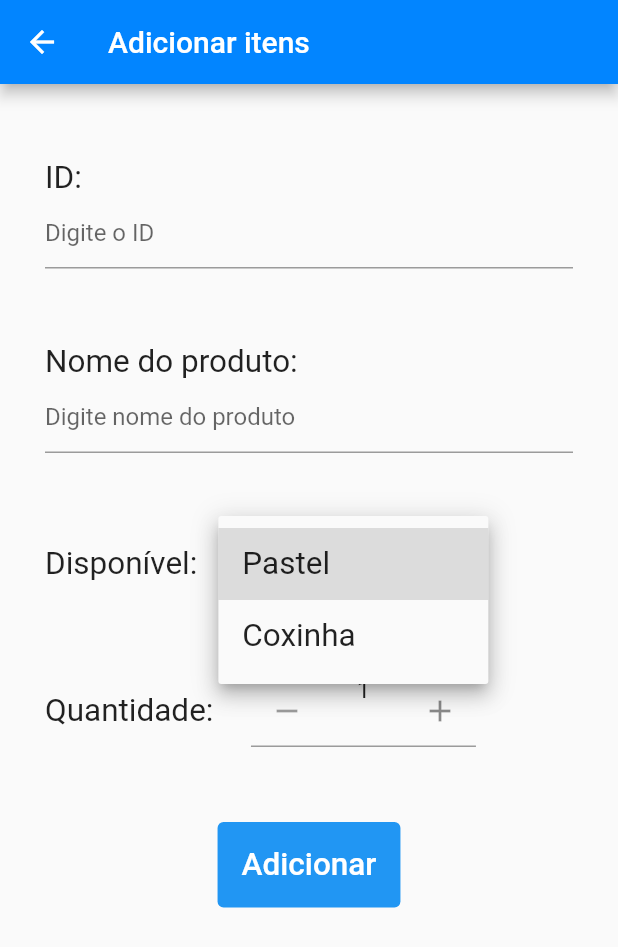
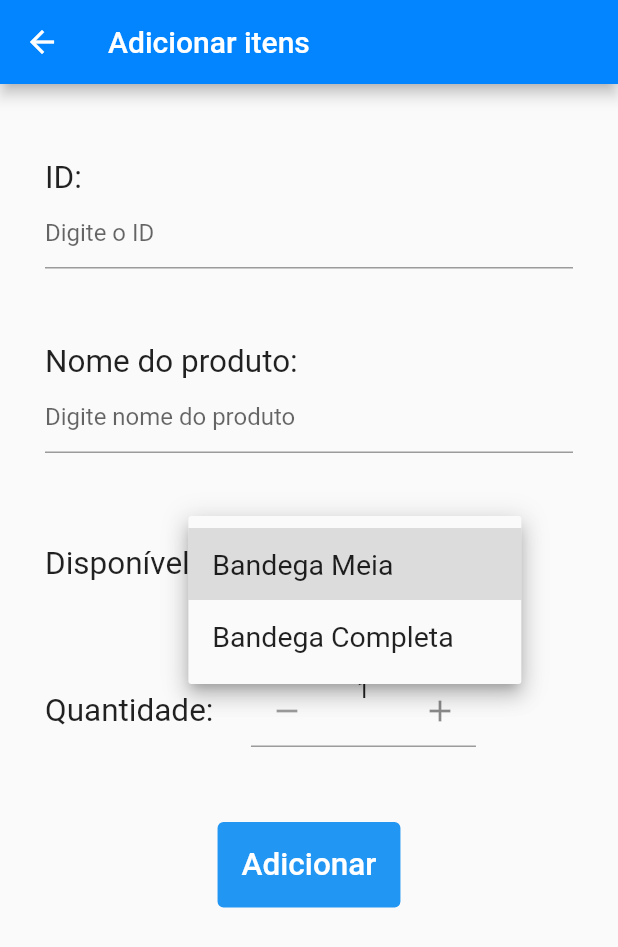
Before and after one commit to JOA0Vitor/App_pastel, a Flutter app: the adicionarItem screen opened directly, after a tap on the "arrow drop down" icon, on a phone screen of 412 x 824 dp. Shown: the top 947 px of the screen. Run offline on Flutter 3.47's test engine with Material 2 defaults, Android fonts, the phone set to English and light mode, and no system bars; drawn by our look-alikes of flutter_spinbox; our stand-ins replace google_fonts, searchfield; network calls fail.

Commit message:
add item basic

```diff
--- a/lib/pages/adicionarItem.dart
+++ b/lib/pages/adicionarItem.dart
@@ -1,8 +1,12 @@
-// ignore: file_names
+// ignore_for_file: file_names
+
 import 'package:flutter/material.dart';
 import 'package:flutter_spinbox/flutter_spinbox.dart';
 
-const List<String> disponivelParaSelecionar = <String>['Pastel', 'Coxinha'];
+const List<String> disponivelParaSelecionar = <String>[
+  'Bandega Meia',
+  'Bandega Completa'
+];
 
 String? dropdownValue;
 
@@ -13,8 +17,38 @@ class adicionarItem extends StatefulWidget {
   State<adicionarItem> createState() => _adicionarItemState();
 }
 
+class DadosAdicionado {
+  int id;
+  String nome;
+  int quantidade;
+
+  DadosAdicionado(this.id, this.nome, this.quantidade);
+}
+
 // ignore: camel_case_types
 class _adicionarItemState extends State<adicionarItem> {
+  final idController = TextEditingController();
+  final nomeController = TextEditingController();
+  @override
+  void initState() {
+    super.initState();
+
+    idController.addListener(_printLatestValue);
+    nomeController.addListener(_printLatestValue);
+  }
+
+  @override
+  void dispose() {
+    idController.dispose();
+    nomeController.dispose();
+    super.dispose();
+  }
+
+  void _printLatestValue() {
+    final text = idController.text;
+    print('Second text field: $text (${text.characters.length})');
+  }
+
   @override
   Widget build(BuildContext context) {
     return SafeArea(
@@ -33,20 +67,28 @@ class _adicionarItemState extends State<adicionarItem> {
                   "ID:",
                   style: TextStyle(fontSize: 21),
                 ),
-                const TextField(
-                  decoration: InputDecoration(
-                    hintText: 'Digite o ID',
-                    hintStyle: TextStyle(fontSize: 16),
-                  ),
+                TextField(
+                  //ID
+                  controller: idController,
+                  onChanged: (value) => print(
+                      'First text field: $value (${value.characters.length})'),
+                  decoration: const InputDecoration(
+                      hintText: 'Digite o ID',
+                      hintStyle: TextStyle(fontSize: 16)),
                 ),
                 const SizedBox(
                   height: 50,
                 ),
                 const Text("Nome do produto:", style: TextStyle(fontSize: 21)),
-                const TextField(
-                  decoration: InputDecoration(
-                      hintText: 'Digite nome do produto',
-                      hintStyle: TextStyle(fontSize: 16)),
+                TextField(
+                  //produto
+                  controller: nomeController,
+                  onChanged: (value) => print(
+                      'First text field: $value (${value.characters.length})'),
+                  decoration: const InputDecoration(
+                    hintText: 'Digite nome do produto ',
+                    hintStyle: TextStyle(fontSize: 16),
+                  ),
                 ),
                 const SizedBox(
                   height: 50,
@@ -56,16 +98,16 @@ class _adicionarItemState extends State<adicionarItem> {
                   children: [
                     const Text("Disponível:", style: TextStyle(fontSize: 21)),
                     Container(
-                      width: 140,
+                      width: 182,
                       margin: const EdgeInsets.only(
-                        left: 30,
+                        left: 10,
                       ),
                       child: Center(
                         child: DropdownButton<String>(
                           iconSize: 20,
                           isExpanded: true,
                           style: const TextStyle(
-                              fontSize: 21, color: Colors.black87),
+                              fontSize: 19, color: Colors.black87),
                           value: dropdownValue,
                           onChanged: (String? newValue) {
                             // Atualize o valor quando uma opção for selecionada.
--- a/lib/pages/pesquisar.dart
+++ b/lib/pages/pesquisar.dart
@@ -1,4 +1,5 @@
 import 'package:flutter/material.dart';
+import 'adicionarItem.dart';
 import 'package:searchfield/searchfield.dart';
 import 'package:trilhaapp/pages/adicionarItem.dart';
 
```
